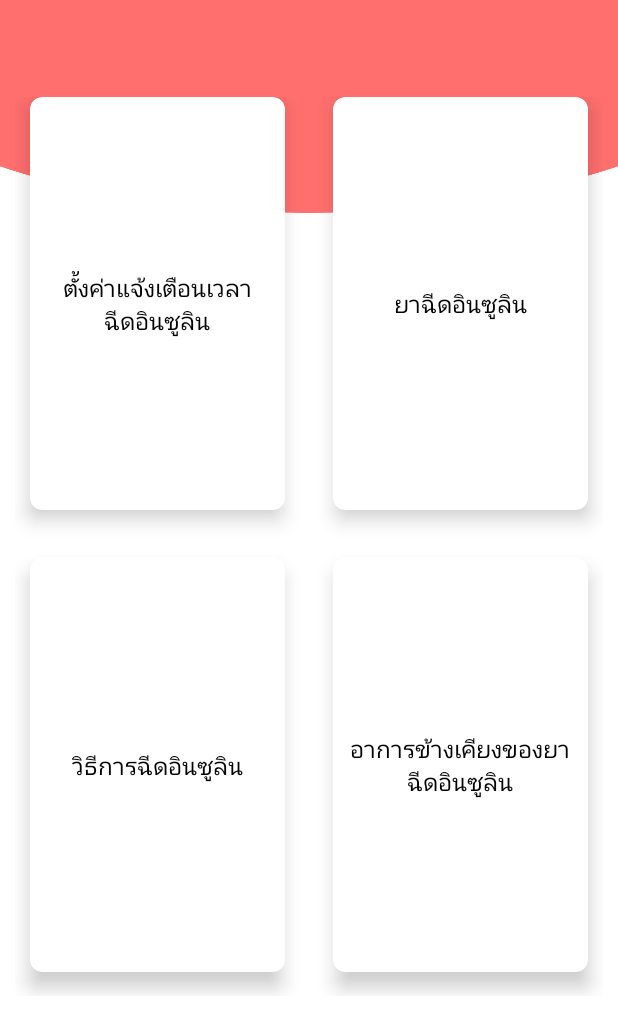
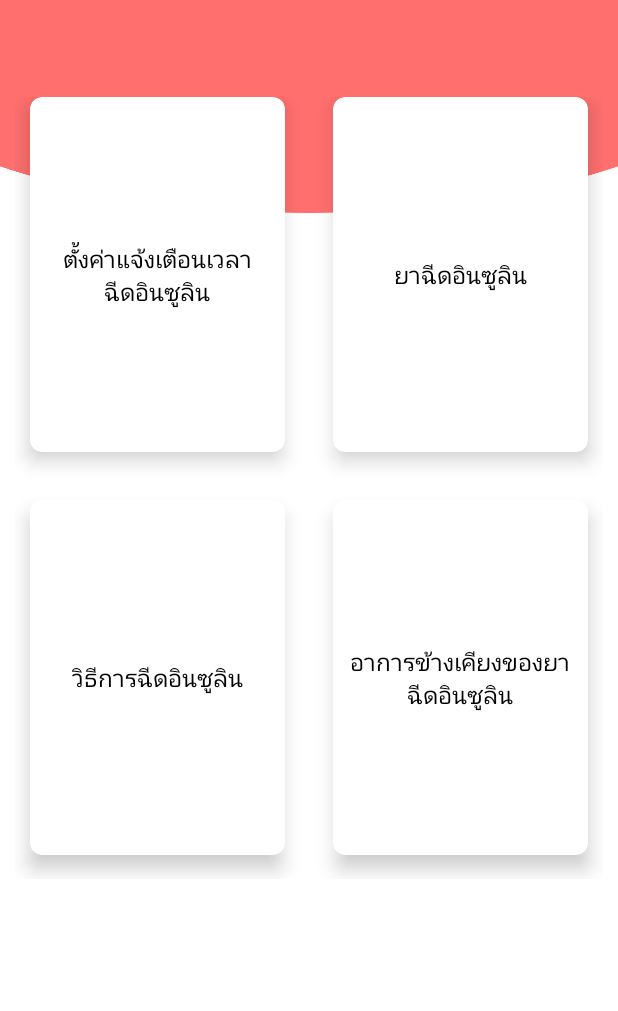
Before and after one commit to peeranont-ja/DmAtHere, an Android app: the screen it shows after launch (MainActivity), on a phone screen of 412 x 824 dp, the part 225-1236 px from its top. Run offline under Robolectric (Android 15) with nearby library versions, the phone set to English and light mode, and no system bars.

Commit message:
Refine UI

```diff
--- a/app/src/main/res/layout/activity_main.xml
+++ b/app/src/main/res/layout/activity_main.xml
@@ -5,7 +5,8 @@
     android:layout_width="match_parent"
     android:layout_height="match_parent"
     android:background="#ff6f6e"
-    tools:context=".MainActivity">
+    tools:context=".MainActivity"
+    tools:showIn="@layout/app_bar_main">
 
     <LinearLayout
         android:layout_width="match_parent"
@@ -34,7 +35,7 @@
             android:id="@+id/mainGrid"
             android:layout_width="match_parent"
             android:layout_height="0dp"
-            android:layout_weight="8"
+            android:layout_weight="7"
             android:alignmentMode="alignMargins"
             android:columnCount="2"
             android:columnOrderPreserved="false"
@@ -45,6 +46,7 @@
 
             <!-- Column 1 -->
             <android.support.v7.widget.CardView
+                android:id="@+id/btn_alarm"
                 android:layout_width="0dp"
                 android:layout_height="0dp"
                 android:layout_rowWeight="1"
@@ -83,6 +85,7 @@
 
             <!-- Column 2 -->
             <android.support.v7.widget.CardView
+                android:id="@+id/btn_medicine_type"
                 android:layout_width="0dp"
                 android:layout_height="0dp"
                 android:layout_rowWeight="1"
@@ -124,6 +127,7 @@
 
             <!-- Column 1 -->
             <android.support.v7.widget.CardView
+                android:id="@+id/btn_how_to"
                 android:layout_width="0dp"
                 android:layout_height="0dp"
                 android:layout_rowWeight="1"
@@ -163,6 +167,7 @@
 
             <!-- Column 2 -->
             <android.support.v7.widget.CardView
+                android:id="@+id/btn_effect"
                 android:layout_width="0dp"
                 android:layout_height="0dp"
                 android:layout_rowWeight="1"
```
Lines whose indentation alone changed are shown as unchanged.
